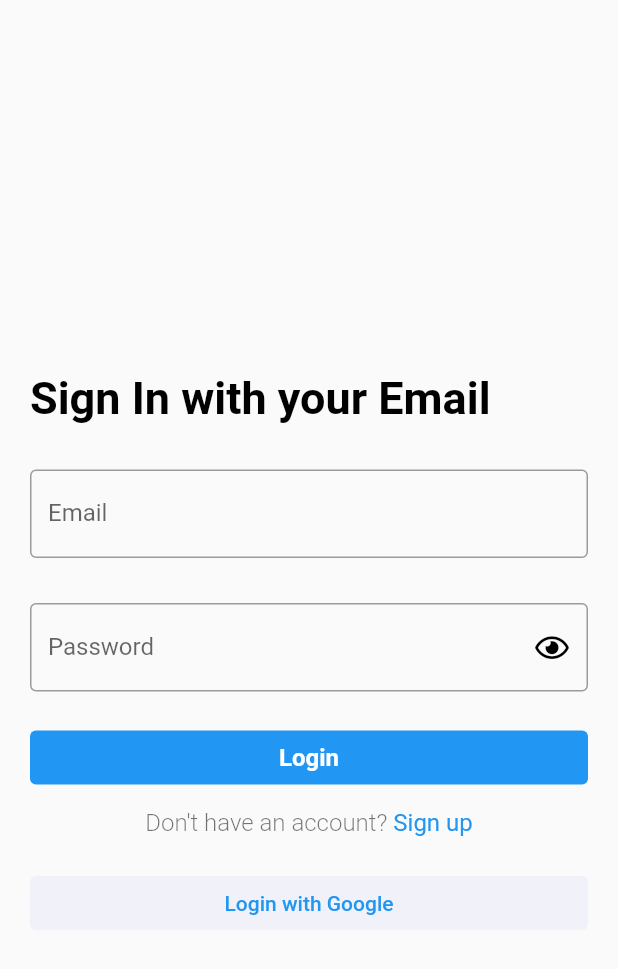
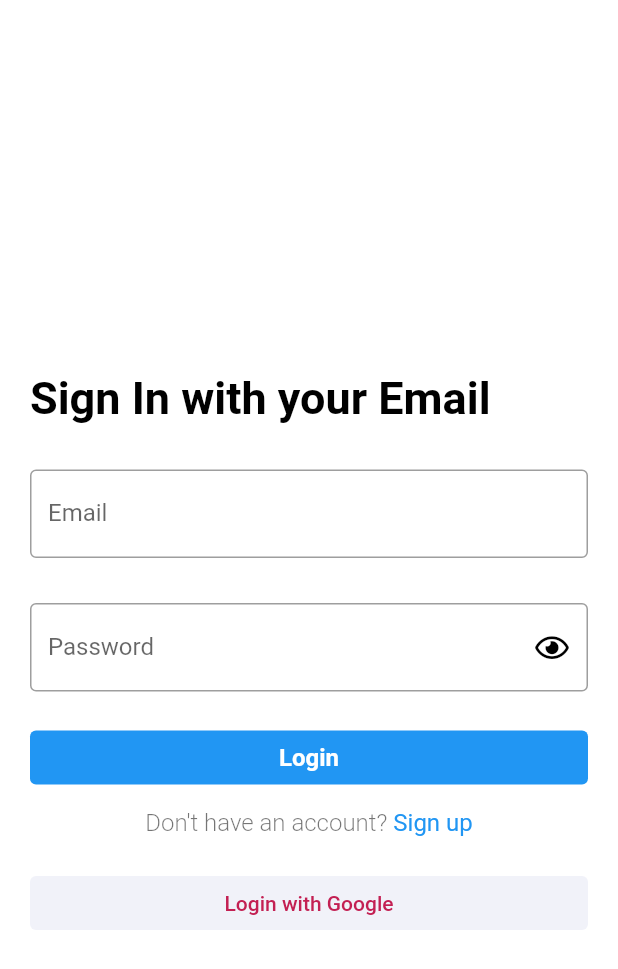
Before and after one commit to msamiislam/tourismapp, a Flutter app: the HomePage screen opened directly, in the side drawer, after a tap on "Logout", on a phone screen of 412 x 824 dp. Shown: the top 969 px of the screen. Run offline on Flutter 3.47's test engine with Material 2 defaults, Android fonts, the phone set to English and light mode, and no system bars; drawn by our look-alikes of flutter_form_builder; our stand-ins replace firebase_auth, firebase_core, flutter_svg, fluttertoast, font_awesome_flutter, form_builder_validators and 5 more; missing offline and left inert: ndialog; accounts and stored records are empty; network calls fail.

Commit message:
app colors updated

```diff
--- a/lib/main.dart
+++ b/lib/main.dart
@@ -4,6 +4,7 @@ import 'package:form_builder_validators/form_builder_validators.dart';
 import 'package:get/get.dart';
 import 'package:get_storage/get_storage.dart';
 import 'package:tourismapp/pages/splash.dart';
+import 'package:tourismapp/utils/colors.dart';
 
 Future<void> main() async {
   WidgetsFlutterBinding.ensureInitialized();
@@ -22,6 +23,11 @@ class MyApp extends StatelessWidget {
       title: 'Adventuree',
       localizationsDelegates: [FormBuilderLocalizations.delegate],
       debugShowCheckedModeBanner: false,
+      theme: ThemeData(
+        scaffoldBackgroundColor: AppColors.scaffoldBg,
+        primarySwatch: AppColors.primarySwatch,
+        primaryColor: AppColors.primary,
+      ),
       home: SplashPage(),
     );
   }
--- a/lib/utils/colors.dart
+++ b/lib/utils/colors.dart
@@ -9,4 +9,30 @@ class AppColors {
   static final Color starColor = Color(0xFFe7bb4e);
   static final Color mainTextColor = Color(0xFFababad);
   static final Color buttonBackground = Color(0xFFf1f2f9);
+
+  static const Color black = Colors.black;
+  static const Color white = Colors.white;
+
+  static const Color scaffoldBg = Colors.white;
+
+  static const _kPrimaryVal = 0xFFc32053;
+  static const Color primary = Color(_kPrimaryVal);
+
+  static const MaterialColor primarySwatch = MaterialColor(
+    _kPrimaryVal,
+    <int, Color>{
+      50:  Color(0xFFe190a9),
+      100: Color(0xFFdb7998),
+      200:  Color(0xFFd56387),
+      300:  Color(0xFFcf4d75),
+      400:  Color(0xFFc93664),
+      500:  Color(_kPrimaryVal),
+      600:  Color(0xFFb01d4b),
+      700:  Color(0xFF9c1a42),
+      800:  Color(0xFF89163a),
+      900:  Color(0xFF751332),
+    },
+  );
+
+
 }
```
Also changed, not shown: pubspec.lock.
